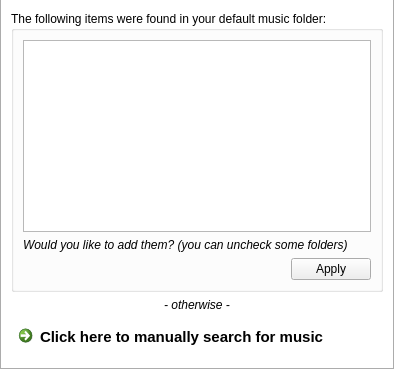
Qt form code/src/quickstart.ui (MBach/Miam-Player) before a commit.
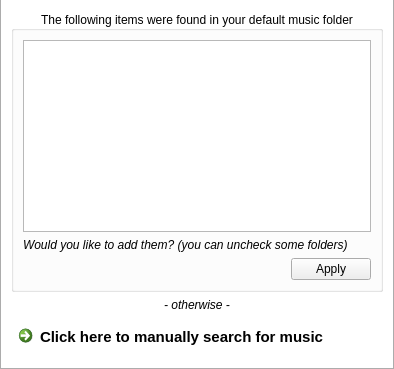
The same form after that commit.

Commit message: Quick Start

What changed in the file:
```diff
--- a/code/src/quickstart.ui
+++ b/code/src/quickstart.ui
@@ -20,7 +20,7 @@
    <string notr="true"/>
   </property>
   <property name="autoFillBackground">
-   <bool>true</bool>
+   <bool>false</bool>
   </property>
   <property name="styleSheet">
    <string notr="true">#QuickStart {
@@ -42,7 +42,10 @@
       </sizepolicy>
      </property>
      <property name="title">
-      <string>The following items were found in your default music folder:</string>
+      <string>The following items were found in your default music folder</string>
+     </property>
+     <property name="alignment">
+      <set>Qt::AlignCenter</set>
      </property>
      <layout class="QVBoxLayout" name="verticalLayout_5">
       <item>
```
The commit also changes 2 other files.
